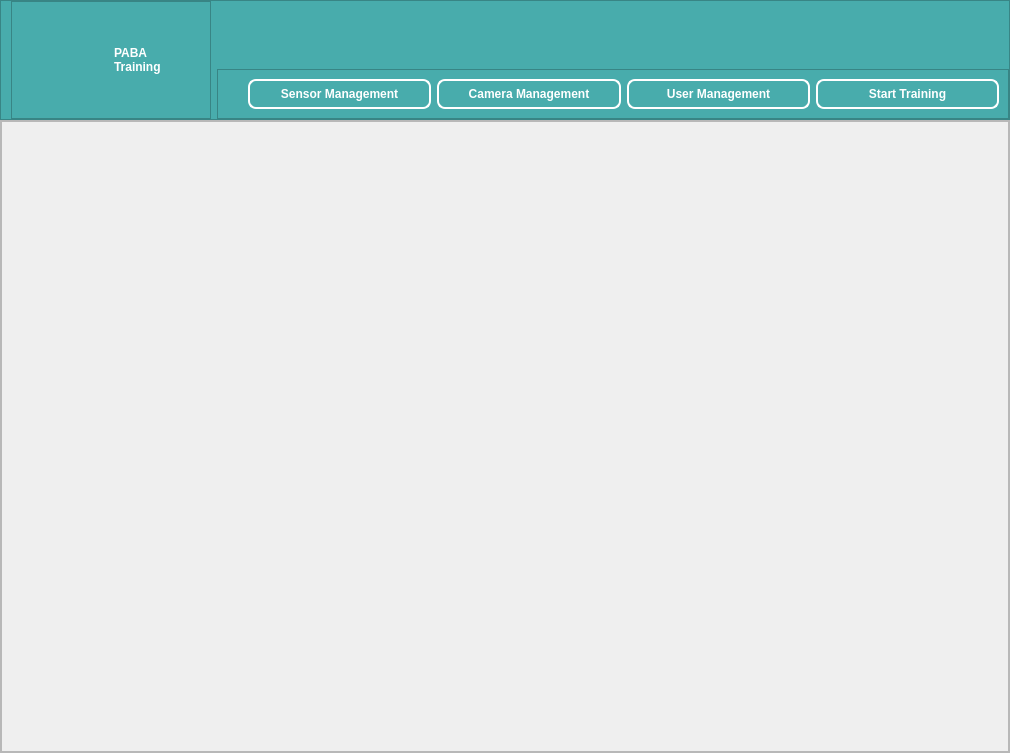
This is UIs/MainScreen.ui in ali7haider/Pulmonary-Artery-Balloon-Angioplasty_PyQT as Qt 5 draws it before an edit. The edited form follows.
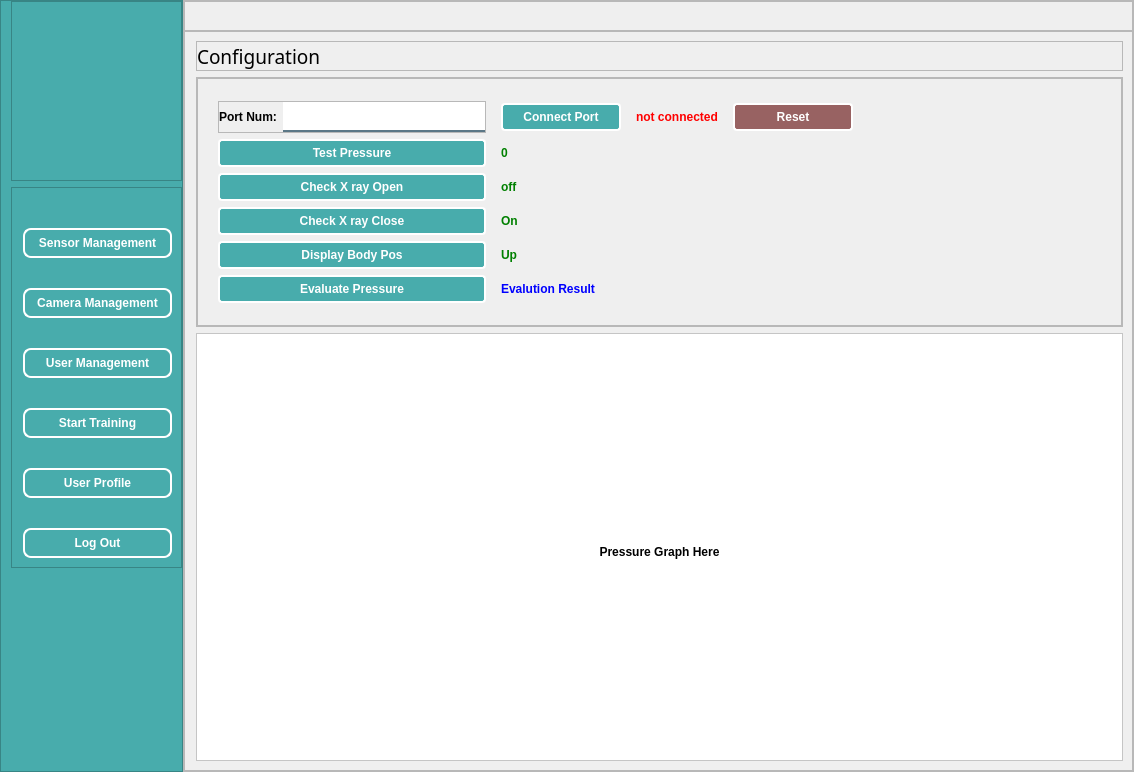
This is the edited form. Icons and pictures are not drawn.

Commit message: Implement Camera and User Management UI Page

```diff
--- a/UIs/MainScreen.ui
+++ b/UIs/MainScreen.ui
@@ -6,8 +6,8 @@
    <rect>
     <x>0</x>
     <y>0</y>
-    <width>1010</width>
-    <height>753</height>
+    <width>1134</width>
+    <height>772</height>
    </rect>
   </property>
   <property name="windowTitle">
@@ -33,7 +33,11 @@
     padding-left: 14px;                /* Slight movement for press effect */
     padding-top: 6px;                  /* Slight movement for press effect */
 }
-</string>
+
+QLabel {
+font: 12pt &quot;Bahnschrift SemiCondensed&quot;;
+    font-weight: bold;   
+}</string>
    </property>
    <layout class="QHBoxLayout" name="horizontalLayout_2">
     <property name="leftMargin">
@@ -67,7 +71,7 @@
       <property name="frameShadow">
        <enum>QFrame::Raised</enum>
       </property>
-      <layout class="QVBoxLayout" name="verticalLayout_6">
+      <layout class="QHBoxLayout" name="horizontalLayout_5">
        <property name="spacing">
         <number>0</number>
        </property>
@@ -84,7 +88,7 @@
         <number>0</number>
        </property>
        <item>
-        <widget class="QFrame" name="topBar">
+        <widget class="QFrame" name="sideBar">
          <property name="minimumSize">
           <size>
            <width>0</width>
@@ -93,8 +97,8 @@
          </property>
          <property name="maximumSize">
           <size>
-           <width>16777215</width>
-           <height>120</height>
+           <width>260</width>
+           <height>16777215</height>
           </size>
          </property>
          <property name="styleSheet">
@@ -107,7 +111,7 @@
          <property name="frameShadow">
           <enum>QFrame::Raised</enum>
          </property>
-         <layout class="QHBoxLayout" name="horizontalLayout">
+         <layout class="QVBoxLayout" name="verticalLayout">
           <property name="leftMargin">
            <number>10</number>
           </property>
@@ -124,8 +128,8 @@
            <widget class="QFrame" name="frame">
             <property name="maximumSize">
              <size>
-              <width>200</width>
-              <height>16777215</height>
+              <width>16777215</width>
+              <height>180</height>
              </size>
             </property>
             <property name="frameShape">
@@ -136,13 +140,13 @@
             </property>
             <layout class="QHBoxLayout" name="horizontalLayout_3">
              <property name="leftMargin">
-              <number>0</number>
+              <number>20</number>
              </property>
              <property name="topMargin">
               <number>0</number>
              </property>
              <property name="rightMargin">
-              <number>0</number>
+              <number>20</number>
              </property>
              <property name="bottomMargin">
               <number>0</number>
@@ -160,33 +164,33 @@
                </property>
               </widget>
              </item>
-             <item>
-              <widget class="QLabel" name="label_2">
-               <property name="styleSheet">
-                <string notr="true">  font-weight: bold;   
-font: 14pt &quot;Bahnschrift SemiCondensed&quot;;</string>
-               </property>
-               <property name="text">
-                <string>PABA 
-Training</string>
-               </property>
-              </widget>
-             </item>
             </layout>
            </widget>
           </item>
-          <item alignment="Qt::AlignBottom">
-           <widget class="QFrame" name="frame_3">
+          <item alignment="Qt::AlignTop">
+           <widget class="QFrame" name="fameSideBarButtons">
+            <property name="styleSheet">
+             <string notr="true">QPushButton:hover {
+    background-color: #2F958D;         /* Slightly darker color on hover */
+}
+</string>
+            </property>
             <property name="frameShape">
              <enum>QFrame::StyledPanel</enum>
             </property>
             <property name="frameShadow">
              <enum>QFrame::Raised</enum>
             </property>
-            <layout class="QHBoxLayout" name="horizontalLayout_4">
-             <property name="leftMargin">
+            <layout class="QVBoxLayout" name="verticalLayout_2">
+             <property name="spacing">
               <number>30</number>
              </property>
+             <property name="leftMargin">
+              <number>11</number>
+             </property>
+             <property name="topMargin">
+              <number>40</number>
+             </property>
              <item>
               <widget class="QPushButton" name="pushButton">
                <property name="cursor">
@@ -227,6 +231,23 @@
                </property>
               </widget>
              </item>
+             <item>
+              <widget class="QPushButton" name="pushButton_5">
+               <property name="cursor">
+                <cursorShape>PointingHandCursor</cursorShape>
+               </property>
+               <property name="text">
+                <string>User Profile</string>
+               </property>
+              </widget>
+             </item>
+             <item>
+              <widget class="QPushButton" name="btnLogout">
+               <property name="text">
+                <string>Log Out</string>
+               </property>
+              </widget>
+             </item>
             </layout>
            </widget>
           </item>
@@ -234,20 +255,14 @@
         </widget>
        </item>
        <item>
-        <widget class="QFrame" name="frame_2">
-         <property name="minimumSize">
-          <size>
-           <width>0</width>
-           <height>0</height>
-          </size>
-         </property>
+        <widget class="QFrame" name="frame_5">
          <property name="frameShape">
           <enum>QFrame::StyledPanel</enum>
          </property>
          <property name="frameShadow">
           <enum>QFrame::Raised</enum>
          </property>
-         <layout class="QVBoxLayout" name="verticalLayout_4">
+         <layout class="QVBoxLayout" name="verticalLayout_5">
           <property name="spacing">
            <number>0</number>
           </property>
@@ -264,17 +279,522 @@
            <number>0</number>
           </property>
           <item>
-           <widget class="QFrame" name="frame_5">
+           <widget class="QFrame" name="frame_4">
+            <property name="minimumSize">
+             <size>
+              <width>0</width>
+              <height>30</height>
+             </size>
+            </property>
+            <property name="maximumSize">
+             <size>
+              <width>16777215</width>
+              <height>30</height>
+             </size>
+            </property>
+            <property name="sizeIncrement">
+             <size>
+              <width>0</width>
+              <height>1</height>
+             </size>
+            </property>
             <property name="frameShape">
              <enum>QFrame::StyledPanel</enum>
             </property>
             <property name="frameShadow">
              <enum>QFrame::Raised</enum>
             </property>
-            <layout class="QVBoxLayout" name="verticalLayout_5">
+           </widget>
+          </item>
+          <item>
+           <widget class="QFrame" name="frame_2">
+            <property name="frameShape">
+             <enum>QFrame::StyledPanel</enum>
+            </property>
+            <property name="frameShadow">
+             <enum>QFrame::Raised</enum>
+            </property>
+            <layout class="QVBoxLayout" name="verticalLayout_3">
+             <property name="spacing">
+              <number>0</number>
+             </property>
              <property name="leftMargin">
               <number>0</number>
              </property>
+             <property name="topMargin">
+              <number>0</number>
+             </property>
+             <property name="rightMargin">
+              <number>0</number>
+             </property>
+             <property name="bottomMargin">
+              <number>0</number>
+             </property>
+             <item>
+              <widget class="QStackedWidget" name="stackedWidget">
+               <property name="styleSheet">
+                <string notr="true">QPushButton {
+    color: white;                      /* Text color */
+    border-radius: 4px;                /* Rounded corners */
+    padding: 5px 8px;                 /* Padding inside button */
+font: 10pt &quot;Bahnschrift SemiCondensed&quot;;
+    background-color: #48ACAC;         /* Slightly darker color on hover */
+       /* Border with a slightly darker shade */
+}
+
+QPushButton:hover {
+    background-color: #2F958D;         /* Slightly darker color on hover */
+}
+
+QPushButton:pressed {
+       /* Darken the border further when pressed */
+    padding-left: 14px;                /* Slight movement for press effect */
+    padding-top: 6px;                  /* Slight movement for press effect */
+}
+#btnReset
+{
+
+background-color: #986262;
+color: white;
+border-radius: 4px; 
+font: 10pt &quot;Bahnschrift SemiCondensed&quot;;
+
+}
+#btnReset::hover
+{
+background-color:#AE4D4D;
+
+
+}
+
+
+
+
+QLabel {
+font: 10pt &quot;Bahnschrift SemiCondensed&quot;;
+color:black
+}
+QLineEdit {
+background-color:white;
+border:none;
+border-bottom:2px solid rgba(46, 82, 101, 200);
+color:black;
+padding-bottom:1px;
+padding-left:3px;
+}</string>
+               </property>
+               <widget class="QWidget" name="page">
+                <layout class="QVBoxLayout" name="verticalLayout_4">
+                 <property name="leftMargin">
+                  <number>11</number>
+                 </property>
+                 <item>
+                  <widget class="QFrame" name="frame_7">
+                   <property name="maximumSize">
+                    <size>
+                     <width>16777215</width>
+                     <height>30</height>
+                    </size>
+                   </property>
+                   <property name="frameShape">
+                    <enum>QFrame::StyledPanel</enum>
+                   </property>
+                   <property name="frameShadow">
+                    <enum>QFrame::Raised</enum>
+                   </property>
+                   <layout class="QVBoxLayout" name="verticalLayout_9">
+                    <property name="leftMargin">
+                     <number>0</number>
+                    </property>
+                    <property name="topMargin">
+                     <number>0</number>
+                    </property>
+                    <property name="rightMargin">
+                     <number>0</number>
+                    </property>
+                    <property name="bottomMargin">
+                     <number>0</number>
+                    </property>
+                    <item>
+                     <widget class="QLabel" name="label_3">
+                      <property name="maximumSize">
+                       <size>
+                        <width>16777215</width>
+                        <height>16777215</height>
+                       </size>
+                      </property>
+                      <property name="font">
+                       <font>
+                        <family>Bahnschrift SemiCondensed</family>
+                        <pointsize>14</pointsize>
+                        <weight>50</weight>
+                        <italic>false</italic>
+                        <bold>false</bold>
+                       </font>
+                      </property>
+                      <property name="styleSheet">
+                       <string notr="true">color:black;
+font: 14pt ;
+</string>
+                      </property>
+                      <property name="text">
+                       <string>Configuration</string>
+                      </property>
+                     </widget>
+                    </item>
+                   </layout>
+                  </widget>
+                 </item>
+                 <item>
+                  <widget class="QFrame" name="frame_6">
+                   <property name="maximumSize">
+                    <size>
+                     <width>16777215</width>
+                     <height>250</height>
+                    </size>
+                   </property>
+                   <property name="frameShape">
+                    <enum>QFrame::StyledPanel</enum>
+                   </property>
+                   <property name="frameShadow">
+                    <enum>QFrame::Raised</enum>
+                   </property>
+                   <layout class="QVBoxLayout" name="verticalLayout_6">
+                    <property name="spacing">
+                     <number>0</number>
+                    </property>
+                    <property name="leftMargin">
+                     <number>0</number>
+                    </property>
+                    <property name="topMargin">
+                     <number>0</number>
+                    </property>
+                    <property name="rightMargin">
+                     <number>0</number>
+                    </property>
+                    <property name="bottomMargin">
+                     <number>0</number>
+                    </property>
+                    <item>
+                     <widget class="QFrame" name="frame_8">
+                      <property name="frameShape">
+                       <enum>QFrame::StyledPanel</enum>
+                      </property>
+                      <property name="frameShadow">
+                       <enum>QFrame::Raised</enum>
+                      </property>
+                      <layout class="QVBoxLayout" name="verticalLayout_7">
+                       <property name="leftMargin">
+                        <number>0</number>
+                       </property>
+                       <property name="topMargin">
+                        <number>0</number>
+                       </property>
+                       <property name="rightMargin">
+                        <number>0</number>
+                       </property>
+                       <property name="bottomMargin">
+                        <number>0</number>
+                       </property>
+                       <item>
+                        <layout class="QGridLayout" name="gridLayout">
+                         <property name="leftMargin">
+                          <number>20</number>
+                         </property>
+                         <property name="horizontalSpacing">
+                          <number>15</number>
+                         </property>
+                         <property name="verticalSpacing">
+                          <number>6</number>
+                         </property>
+                         <item row="1" column="3">
+                          <widget class="QLabel" name="label_4">
+                           <property name="maximumSize">
+                            <size>
+                             <width>100</width>
+                             <height>16777215</height>
+                            </size>
+                           </property>
+                           <property name="styleSheet">
+                            <string notr="true">color:red;</string>
+                           </property>
+                           <property name="text">
+                            <string>not connected</string>
+                           </property>
+                          </widget>
+                         </item>
+                         <item row="2" column="0">
+                          <widget class="QPushButton" name="pushButton_7">
+                           <property name="maximumSize">
+                            <size>
+                             <width>16777215</width>
+                             <height>16777215</height>
+                            </size>
+                           </property>
+                           <property name="cursor">
+                            <cursorShape>PointingHandCursor</cursorShape>
+                           </property>
+                           <property name="text">
+                            <string>Test Pressure</string>
+                           </property>
+                          </widget>
+                         </item>
+                         <item row="1" column="4">
+                          <widget class="QPushButton" name="btnReset">
+                           <property name="minimumSize">
+                            <size>
+                             <width>120</width>
+                             <height>0</height>
+                            </size>
+                           </property>
+                           <property name="maximumSize">
+                            <size>
+                             <width>16777215</width>
+                             <height>16777215</height>
+                            </size>
+                           </property>
+                           <property name="cursor">
+                            <cursorShape>PointingHandCursor</cursorShape>
+                           </property>
+                           <property name="styleSheet">
+                            <string notr="true"/>
+                           </property>
+                           <property name="text">
+                            <string>Reset</string>
+                           </property>
+                          </widget>
+                         </item>
+                         <item row="3" column="1">
+                          <widget class="QLabel" name="label_2">
+                           <property name="styleSheet">
+                            <string notr="true">color:green;</string>
+                           </property>
+                           <property name="text">
+                            <string>off</string>
+                           </property>
+                          </widget>
+                         </item>
+                         <item row="1" column="1">
+                          <widget class="QPushButton" name="pushButton_6">
+                           <property name="minimumSize">
+                            <size>
+                             <width>120</width>
+                             <height>0</height>
+                            </size>
+                           </property>
+                           <property name="maximumSize">
+                            <size>
+                             <width>16777215</width>
+                             <height>16777215</height>
+                            </size>
+                           </property>
+                           <property name="cursor">
+                            <cursorShape>PointingHandCursor</cursorShape>
+                           </property>
+                           <property name="text">
+                            <string>Connect Port</string>
+                           </property>
+                          </widget>
+                         </item>
+                         <item row="1" column="0">
+                          <widget class="QFrame" name="frame_9">
+                           <property name="maximumSize">
+                            <size>
+                             <width>450</width>
+                             <height>16777215</height>
+                            </size>
+                           </property>
+                           <property name="frameShape">
+                            <enum>QFrame::StyledPanel</enum>
+                           </property>
+                           <property name="frameShadow">
+                            <enum>QFrame::Raised</enum>
+                           </property>
+                           <layout class="QHBoxLayout" name="horizontalLayout">
+                            <property name="leftMargin">
+                             <number>0</number>
+                            </property>
+                            <property name="topMargin">
+                             <number>0</number>
+                            </property>
+                            <property name="rightMargin">
+                             <number>0</number>
+                            </property>
+                            <property name="bottomMargin">
+                             <number>0</number>
+                            </property>
+                            <item alignment="Qt::AlignRight">
+                             <widget class="QLabel" name="label_6">
+                              <property name="text">
+                               <string>Port Num:</string>
+                              </property>
+                             </widget>
+                            </item>
+                            <item>
+                             <widget class="QLineEdit" name="lineEdit">
+                              <property name="minimumSize">
+                               <size>
+                                <width>150</width>
+                                <height>30</height>
+                               </size>
+                              </property>
+                              <property name="maximumSize">
+                               <size>
+                                <width>16777215</width>
+                                <height>16777215</height>
+                               </size>
+                              </property>
+                             </widget>
+                            </item>
+                           </layout>
+                          </widget>
+                         </item>
+                         <item row="2" column="1">
+                          <widget class="QLabel" name="label_5">
+                           <property name="styleSheet">
+                            <string notr="true">color:green;</string>
+                           </property>
+                           <property name="text">
+                            <string>0</string>
+                           </property>
+                          </widget>
+                         </item>
+                         <item row="3" column="0">
+                          <widget class="QPushButton" name="pushButton_8">
+                           <property name="cursor">
+                            <cursorShape>PointingHandCursor</cursorShape>
+                           </property>
+                           <property name="text">
+                            <string>Check X ray Open</string>
+                           </property>
+                          </widget>
+                         </item>
+                         <item row="6" column="1">
+                          <widget class="QLabel" name="label_9">
+                           <property name="styleSheet">
+                            <string notr="true">color:blue;</string>
+                           </property>
+                           <property name="text">
+                            <string>Evalution Result</string>
+                           </property>
+                          </widget>
+                         </item>
+                         <item row="5" column="0">
+                          <widget class="QPushButton" name="pushButton_10">
+                           <property name="cursor">
+                            <cursorShape>PointingHandCursor</cursorShape>
+                           </property>
+                           <property name="text">
+                            <string>Display Body Pos</string>
+                           </property>
+                          </widget>
+                         </item>
+                         <item row="4" column="0">
+                          <widget class="QPushButton" name="pushButton_9">
+                           <property name="cursor">
+                            <cursorShape>PointingHandCursor</cursorShape>
+                           </property>
+                           <property name="text">
+                            <string>Check X ray Close</string>
+                           </property>
+                          </widget>
+                         </item>
+                         <item row="6" column="0">
+                          <widget class="QPushButton" name="pushButton_11">
+                           <property name="cursor">
+                            <cursorShape>PointingHandCursor</cursorShape>
+                           </property>
+                           <property name="text">
+                            <string>Evaluate Pressure</string>
+                           </property>
+                          </widget>
+                         </item>
+                         <item row="1" column="5">
+                          <spacer name="horizontalSpacer">
+                           <property name="orientation">
+                            <enum>Qt::Horizontal</enum>
+                           </property>
+                           <property name="sizeHint" stdset="0">
+                            <size>
+                             <width>40</width>
+                             <height>20</height>
+                            </size>
+                           </property>
+                          </spacer>
+                         </item>
+                         <item row="4" column="1">
+                          <widget class="QLabel" name="label_7">
+                           <property name="styleSheet">
+                            <string notr="true">color:green;</string>
+                           </property>
+                           <property name="text">
+                            <string>On</string>
+                           </property>
+                          </widget>
+                         </item>
+                         <item row="5" column="1">
+                          <widget class="QLabel" name="label_8">
+                           <property name="styleSheet">
+                            <string notr="true">color:green;</string>
+                           </property>
+                           <property name="text">
+                            <string>Up</string>
+                           </property>
+                          </widget>
+                         </item>
+                        </layout>
+                       </item>
+                      </layout>
+                     </widget>
+                    </item>
+                   </layout>
+                  </widget>
+                 </item>
+                 <item>
+                  <widget class="QFrame" name="framePresureGraph">
+                   <property name="styleSheet">
+                    <string notr="true">background-color:white;</string>
+                   </property>
+                   <property name="frameShape">
+                    <enum>QFrame::StyledPanel</enum>
+                   </property>
+                   <property name="frameShadow">
+                    <enum>QFrame::Raised</enum>
+                   </property>
+                   <layout class="QVBoxLayout" name="verticalLayout_8">
+                    <property name="spacing">
+                     <number>0</number>
+                    </property>
+                    <property name="leftMargin">
+                     <number>0</number>
+                    </property>
+                    <property name="rightMargin">
+                     <number>0</number>
+                    </property>
+                    <property name="bottomMargin">
+                     <number>0</number>
+                    </property>
+                    <item>
+                     <widget class="QLabel" name="label_10">
+                      <property name="styleSheet">
+                       <string notr="true"/>
+                      </property>
+                      <property name="text">
+                       <string>Pressure Graph Here</string>
+                      </property>
+                      <property name="alignment">
+                       <set>Qt::AlignCenter</set>
+                      </property>
+                     </widget>
+                    </item>
+                   </layout>
+                  </widget>
+                 </item>
+                </layout>
+               </widget>
+               <widget class="QWidget" name="page_2"/>
+              </widget>
+             </item>
             </layout>
            </widget>
           </item>
```
Left out of the diff: 5 changed lines with no effect on the pictures. The commit also changes 5 other files.
